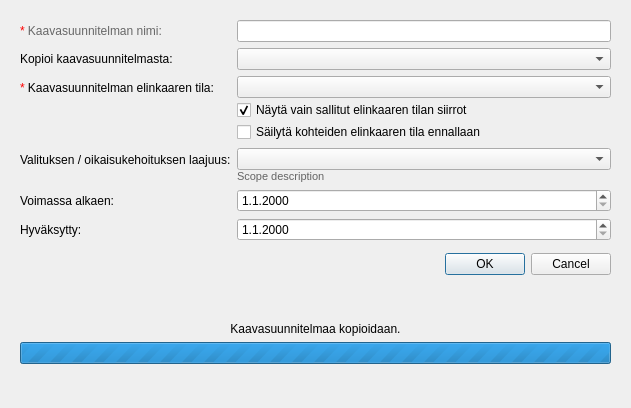
First picture: the form in arho_feature_template/gui/dialogs/new_plan_dialog.ui, repository GispoCoding/arho-qgis-plugin, before the edit.
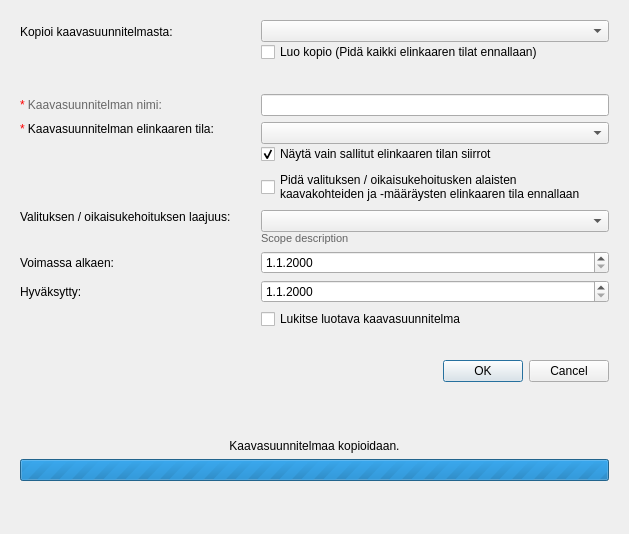
Second picture: the form after the edit. Custom widgets are drawn as their Qt base class.

Commit message: Add under appeal handing

Diff of the .ui file:
```diff
--- a/arho_feature_template/gui/dialogs/new_plan_dialog.ui
+++ b/arho_feature_template/gui/dialogs/new_plan_dialog.ui
@@ -6,8 +6,8 @@
    <rect>
     <x>0</x>
     <y>0</y>
-    <width>631</width>
-    <height>408</height>
+    <width>629</width>
+    <height>534</height>
    </rect>
   </property>
   <property name="windowTitle">
@@ -20,6 +20,69 @@
       <item>
        <layout class="QFormLayout" name="formLayout">
         <item row="0" column="0">
+         <widget class="QLabel" name="label_source_plan">
+          <property name="enabled">
+           <bool>true</bool>
+          </property>
+          <property name="sizePolicy">
+           <sizepolicy hsizetype="MinimumExpanding" vsizetype="Preferred">
+            <horstretch>0</horstretch>
+            <verstretch>0</verstretch>
+           </sizepolicy>
+          </property>
+          <property name="minimumSize">
+           <size>
+            <width>235</width>
+            <height>0</height>
+           </size>
+          </property>
+          <property name="text">
+           <string>Kopioi kaavasuunnitelmasta:</string>
+          </property>
+          <property name="buddy">
+           <cstring>source_plan</cstring>
+          </property>
+         </widget>
+        </item>
+        <item row="0" column="1">
+         <widget class="QWidget" name="widget" native="true">
+          <layout class="QVBoxLayout" name="verticalLayout_5">
+           <property name="spacing">
+            <number>0</number>
+           </property>
+           <property name="leftMargin">
+            <number>0</number>
+           </property>
+           <property name="topMargin">
+            <number>0</number>
+           </property>
+           <property name="rightMargin">
+            <number>0</number>
+           </property>
+           <property name="bottomMargin">
+            <number>0</number>
+           </property>
+           <item>
+            <widget class="QComboBox" name="source_plan">
+             <property name="enabled">
+              <bool>true</bool>
+             </property>
+            </widget>
+           </item>
+           <item>
+            <widget class="QCheckBox" name="check_box_deep_copy">
+             <property name="toolTip">
+              <string>Kaavasuunnitelman, -kohteiden ja -määräysten elinkaaren tila säilytetään täsmälleen samana.</string>
+             </property>
+             <property name="text">
+              <string>Luo kopio (Pidä kaikki elinkaaren tilat ennallaan)</string>
+             </property>
+            </widget>
+           </item>
+          </layout>
+         </widget>
+        </item>
+        <item row="2" column="0">
          <widget class="QLabel" name="label">
           <property name="toolTip">
            <string>Kaavasuunnitelman nimeä ei tallenneta Ryhtiin.</string>
@@ -27,48 +90,47 @@
           <property name="text">
            <string>&lt;html&gt;&lt;head/&gt;&lt;body&gt;&lt;p&gt;&lt;span style=&quot; color:#ff0000;&quot;&gt;*&lt;/span&gt; &lt;span style=&quot; color:#676767;&quot;&gt; Kaavasuunnitelman nimi:&lt;/span&gt;&lt;/p&gt;&lt;/body&gt;&lt;/html&gt;</string>
           </property>
+          <property name="alignment">
+           <set>Qt::AlignLeading|Qt::AlignLeft|Qt::AlignVCenter</set>
+          </property>
           <property name="buddy">
            <cstring>plan_name</cstring>
           </property>
          </widget>
         </item>
-        <item row="0" column="1">
+        <item row="2" column="1">
          <widget class="QLineEdit" name="plan_name"/>
         </item>
-        <item row="1" column="0">
-         <widget class="QLabel" name="label_3">
-          <property name="enabled">
-           <bool>true</bool>
-          </property>
-          <property name="text">
-           <string>Kopioi kaavasuunnitelmasta:</string>
-          </property>
-          <property name="buddy">
-           <cstring>source_plan</cstring>
-          </property>
-         </widget>
-        </item>
-        <item row="1" column="1">
-         <widget class="QComboBox" name="source_plan">
-          <property name="enabled">
-           <bool>true</bool>
-          </property>
-         </widget>
-        </item>
-        <item row="2" column="0">
-         <widget class="QLabel" name="label_2">
+        <item row="3" column="0">
+         <widget class="QLabel" name="label_plan_target_lifecycle">
           <property name="text">
            <string>&lt;html&gt;&lt;head/&gt;&lt;body&gt;&lt;p&gt;&lt;span style=&quot; color:#ff0000;&quot;&gt;*&lt;/span&gt; Kaavasuunnitelman elinkaaren tila:&lt;/p&gt;&lt;/body&gt;&lt;/html&gt;</string>
           </property>
+          <property name="alignment">
+           <set>Qt::AlignLeading|Qt::AlignLeft|Qt::AlignTop</set>
+          </property>
           <property name="buddy">
            <cstring>plan_lifecycle</cstring>
           </property>
          </widget>
         </item>
-        <item row="2" column="1">
+        <item row="3" column="1">
+         <widget class="QWidget" name="widget_target_lifecycle" native="true">
          <layout class="QVBoxLayout" name="verticalLayout_4">
           <property name="spacing">
-           <number>2</number>
+            <number>0</number>
+           </property>
+           <property name="leftMargin">
+            <number>0</number>
+           </property>
+           <property name="topMargin">
+            <number>0</number>
+           </property>
+           <property name="rightMargin">
+            <number>0</number>
+           </property>
+           <property name="bottomMargin">
+            <number>0</number>
           </property>
           <item>
            <widget class="CodeComboBox" name="plan_lifecycle"/>
@@ -83,33 +145,51 @@
             </property>
            </widget>
           </item>
-          <item>
-           <widget class="QCheckBox" name="check_box_keep_current_feature_lifecycle">
+          </layout>
+         </widget>
+        </item>
+        <item row="4" column="1">
+         <widget class="QCheckBox" name="check_box_keep_under_appeal_lifecycle">
             <property name="toolTip">
              <string>&lt;html&gt;&lt;head/&gt;&lt;body&gt;&lt;p&gt;Säilyttää kaavakohteiden, -määräysten ja -suositusten elinkaaren tilan ennallaan.&lt;/p&gt;&lt;p&gt;Käytettävä esimerkiksi, kun &lt;span style=&quot; font-style:italic;&quot;&gt;Valituksen alainen&lt;/span&gt; osittain voimassa oleva kaava, joka sisältää &lt;span style=&quot; font-style:italic;&quot;&gt;Voimassa&lt;/span&gt; olevia sekä &lt;span style=&quot; font-style:italic;&quot;&gt;Valituksen alaisia&lt;/span&gt; kohteita, kopioidaan &lt;span style=&quot; font-style:italic;&quot;&gt;Voimassa&lt;/span&gt; elinkaaren tilaan. Tällöin &lt;span style=&quot; font-style:italic;&quot;&gt;Voimassa&lt;/span&gt; olevassa kaavasuunitelmassa käyttäjä voi itse valita mitkä &lt;span style=&quot; font-style:italic;&quot;&gt;Valituksen alaiset&lt;/span&gt; kohteet asetetaan &lt;span style=&quot; font-style:italic;&quot;&gt;Voimaan&lt;/span&gt; ja mitkä &lt;span style=&quot; font-style:italic;&quot;&gt;Kumotaan&lt;/span&gt;.&lt;/p&gt;&lt;/body&gt;&lt;/html&gt;</string>
             </property>
             <property name="text">
-             <string>Säilytä kohteiden elinkaaren tila ennallaan</string>
+           <string>Pidä valituksen / oikaisukehoitusken alaisten
+kaavakohteiden ja -määräysten elinkaaren tila ennallaan</string>
             </property>
            </widget>
           </item>
-         </layout>
-        </item>
-        <item row="3" column="0">
+        <item row="5" column="0">
          <widget class="QLabel" name="label_under_appeal_scope">
           <property name="text">
            <string>Valituksen / oikaisukehoituksen laajuus:</string>
           </property>
+          <property name="alignment">
+           <set>Qt::AlignLeading|Qt::AlignLeft|Qt::AlignTop</set>
+          </property>
           <property name="buddy">
            <cstring>combo_box_under_appeal_scope</cstring>
           </property>
          </widget>
         </item>
-        <item row="3" column="1">
-         <layout class="QVBoxLayout" name="verticalLayout_5">
+        <item row="5" column="1">
+         <widget class="QWidget" name="widget_under_appeal_scope" native="true">
+          <layout class="QVBoxLayout" name="verticalLayout_6">
           <property name="spacing">
            <number>0</number>
           </property>
+           <property name="leftMargin">
+            <number>0</number>
+           </property>
+           <property name="topMargin">
+            <number>0</number>
+           </property>
+           <property name="rightMargin">
+            <number>0</number>
+           </property>
+           <property name="bottomMargin">
+            <number>0</number>
+           </property>
           <item>
            <widget class="QComboBox" name="combo_box_under_appeal_scope"/>
           </item>
@@ -129,9 +209,10 @@
            </widget>
           </item>
          </layout>
+         </widget>
         </item>
-        <item row="4" column="0">
-         <widget class="QLabel" name="label_validity_start">
+        <item row="6" column="0">
+         <widget class="QLabel" name="label_validity_start_date">
           <property name="visible">
            <bool>true</bool>
           </property>
@@ -143,15 +224,15 @@
           </property>
          </widget>
         </item>
-        <item row="4" column="1">
+        <item row="6" column="1">
          <widget class="QgsDateTimeEdit" name="validity_start_date">
           <property name="displayFormat">
            <string>d.M.yyyy</string>
           </property>
          </widget>
         </item>
-        <item row="5" column="0">
-         <widget class="QLabel" name="label_approval">
+        <item row="7" column="0">
+         <widget class="QLabel" name="label_approval_date">
           <property name="text">
            <string>Hyväksytty:</string>
           </property>
@@ -160,7 +241,7 @@
           </property>
          </widget>
         </item>
-        <item row="5" column="1">
+        <item row="7" column="1">
          <widget class="QgsDateTimeEdit" name="approval_date">
           <property name="enabled">
            <bool>true</bool>
@@ -173,6 +254,32 @@
           </property>
          </widget>
         </item>
+        <item row="8" column="1">
+         <widget class="QCheckBox" name="check_box_lock">
+          <property name="toolTip">
+           <string>Lukitse uusi kaavasuunnitelma</string>
+          </property>
+          <property name="text">
+           <string>Lukitse luotava kaavasuunnitelma</string>
+          </property>
+         </widget>
+        </item>
+        <item row="1" column="0">
+         <widget class="QWidget" name="widget_2" native="true">
+          <property name="sizePolicy">
+           <sizepolicy hsizetype="Fixed" vsizetype="Preferred">
+            <horstretch>0</horstretch>
+            <verstretch>0</verstretch>
+           </sizepolicy>
+          </property>
+          <property name="minimumSize">
+           <size>
+            <width>0</width>
+            <height>20</height>
+           </size>
+          </property>
+         </widget>
+        </item>
        </layout>
       </item>
       <item>
```
Left out of the diff: 9 changed lines with no effect on the pictures. Lines whose indentation alone changed are shown as unchanged. The commit also changes 16 other files.
